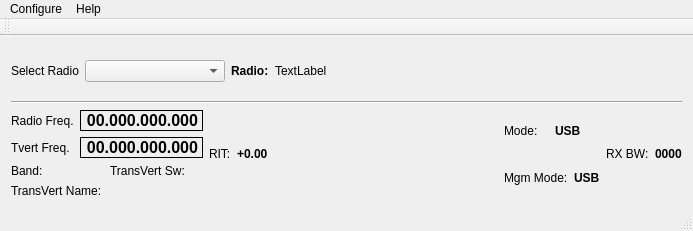
Old version of the form mqt/MqtRigControl/rigcontrolmainwindow.ui in the repository zsteva/backup-minos2.
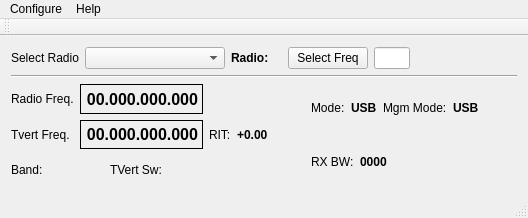
New version of the form.

Commit message: transvert switching working added test freq input for local in rigcontrol fixed transvert display in rigcontrol to show correct transvert freq

Diff of the .ui file:
```diff
--- a/mqt/MqtRigControl/rigcontrolmainwindow.ui
+++ b/mqt/MqtRigControl/rigcontrolmainwindow.ui
@@ -6,8 +6,8 @@
    <rect>
     <x>0</x>
     <y>0</y>
-    <width>693</width>
-    <height>231</height>
+    <width>528</width>
+    <height>218</height>
    </rect>
   </property>
   <property name="windowTitle">
@@ -58,10 +58,20 @@
         <item>
          <widget class="QLabel" name="radioNameDisp">
           <property name="text">
-           <string>TextLabel</string>
+           <string/>
           </property>
          </widget>
         </item>
+        <item>
+         <widget class="QPushButton" name="selFreq">
+          <property name="text">
+           <string>Select Freq</string>
+          </property>
+         </widget>
+        </item>
+        <item>
+         <widget class="QLineEdit" name="freqInputBox"/>
+        </item>
         <item>
          <spacer name="horizontalSpacer">
           <property name="orientation">
@@ -156,16 +166,16 @@
              <layout class="QHBoxLayout" name="horizontalLayout_10">
               <item>
                <layout class="QHBoxLayout" name="horizontalLayout_4">
-                <item>
-                 <widget class="QLabel" name="transVertBandDisp">
-                  <property name="text">
-                   <string>Band:</string>
-                  </property>
-                 </widget>
-                </item>
                 <item>
                  <widget class="QLabel" name="transVertBandDispLbl">
                   <property name="text">
+                   <string>Band:</string>
+                  </property>
+                 </widget>
+                </item>
+                <item>
+                 <widget class="QLabel" name="transVertBandDisp">
+                  <property name="text">
                    <string/>
                   </property>
                  </widget>
@@ -177,7 +187,7 @@
                 <item>
                  <widget class="QLabel" name="transVertSwLbl">
                   <property name="text">
-                   <string>TransVert Sw:</string>
+                   <string>TVert Sw:</string>
                   </property>
                  </widget>
                 </item>
@@ -192,24 +202,6 @@
               </item>
              </layout>
             </item>
-            <item>
-             <layout class="QHBoxLayout" name="horizontalLayout_8">
-              <item>
-               <widget class="QLabel" name="transVertNameDisp">
-                <property name="text">
-                 <string>TransVert Name:</string>
-                </property>
-               </widget>
-              </item>
-              <item>
-               <widget class="QLabel" name="transVertNameLbl">
-                <property name="text">
-                 <string/>
-                </property>
-               </widget>
-              </item>
-             </layout>
-            </item>
            </layout>
           </item>
          </layout>
@@ -282,8 +274,6 @@
               </property>
              </widget>
             </item>
-           </layout>
-          </item>
           <item>
            <layout class="QHBoxLayout" name="horizontalLayout_11">
             <item>
@@ -332,7 +322,35 @@
             </property>
            </widget>
           </item>
-         </layout>
+            <item>
+             <spacer name="horizontalSpacer_3">
+              <property name="orientation">
+               <enum>Qt::Horizontal</enum>
+              </property>
+              <property name="sizeHint" stdset="0">
+               <size>
+                <width>40</width>
+                <height>20</height>
+               </size>
+              </property>
+             </spacer>
+            </item>
+           </layout>
+          </item>
+         </layout>
+        </item>
+        <item>
+         <spacer name="horizontalSpacer_4">
+          <property name="orientation">
+           <enum>Qt::Horizontal</enum>
+          </property>
+          <property name="sizeHint" stdset="0">
+           <size>
+            <width>40</width>
+            <height>20</height>
+           </size>
+          </property>
+         </spacer>
         </item>
        </layout>
       </item>
@@ -345,7 +363,7 @@
     <rect>
      <x>0</x>
      <y>0</y>
-     <width>693</width>
+     <width>528</width>
      <height>21</height>
     </rect>
    </property>
```
Lines whose indentation alone changed are shown as unchanged. The commit also changes 7 other files.
